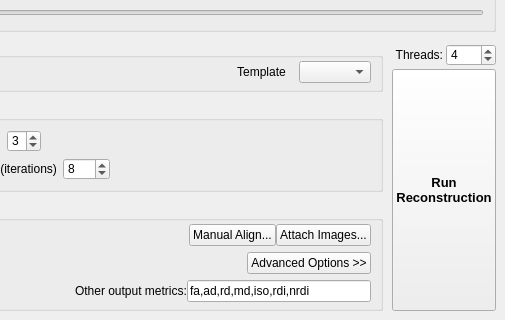
frankyeh/DSI-Studio, file reconstruction/reconstruction_window.ui: the form before one commit; both pictures show x 343 to 848 and y 386 to 706 of the 848 by 706 pixel window.
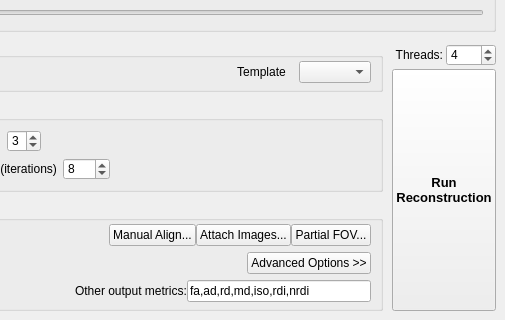
The form after the commit. Icons and pictures are not drawn.

```diff
--- a/reconstruction/reconstruction_window.ui
+++ b/reconstruction/reconstruction_window.ui
@@ -949,6 +949,13 @@
                            </property>
                           </widget>
                          </item>
+                         <item>
+                          <widget class="QPushButton" name="qsdr_partial_fov">
+                           <property name="text">
+                            <string>Partial FOV...</string>
+                           </property>
+                          </widget>
+                         </item>
                         </layout>
                        </item>
                       </layout>
```
Left out of the diff: 2 changed lines with no effect on the pictures.
